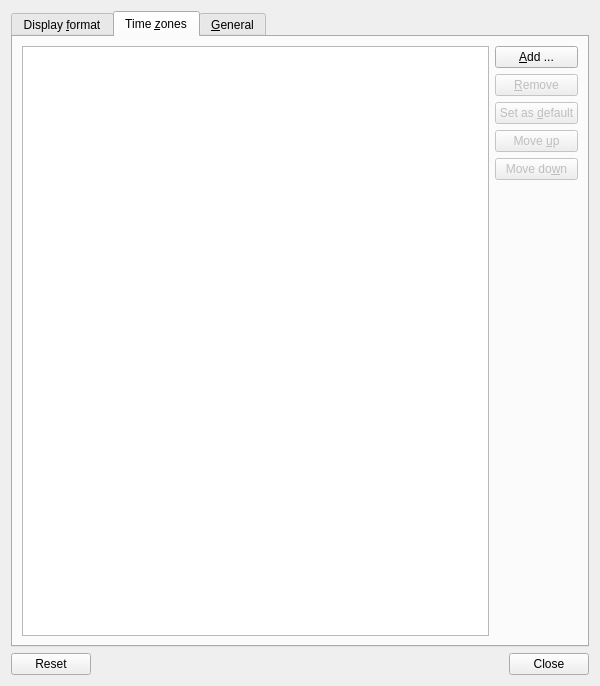
lxqt/lxqt-panel, file plugin-worldclock/lxqtworldclockconfiguration.ui: the form before one commit.
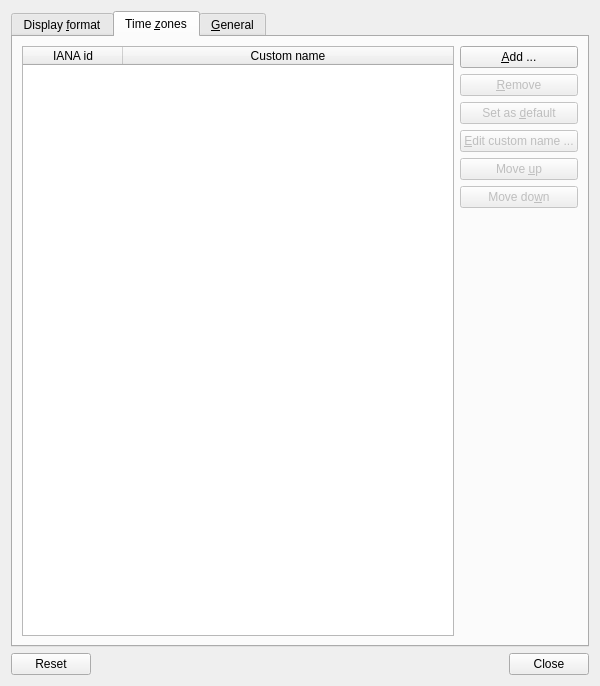
The form after the commit. The open tabs and pages were chosen to show the change.

Commit message: Support custom time zone names (as per request in https://github.com/lxde/lxqt/issues/312#issuecomment-68588776 )

Patch:
```diff
--- a/plugin-worldclock/lxqtworldclockconfiguration.ui
+++ b/plugin-worldclock/lxqtworldclockconfiguration.ui
@@ -399,13 +399,38 @@
       </attribute>
       <layout class="QHBoxLayout" name="_7">
        <item>
-        <widget class="QListWidget" name="timeZonesLW">
+        <widget class="QTableWidget" name="timeZonesTW">
+         <property name="editTriggers">
+          <set>QAbstractItemView::NoEditTriggers</set>
+         </property>
          <property name="alternatingRowColors">
           <bool>true</bool>
          </property>
          <property name="selectionMode">
           <enum>QAbstractItemView::ExtendedSelection</enum>
          </property>
+         <property name="selectionBehavior">
+          <enum>QAbstractItemView::SelectRows</enum>
+         </property>
+         <property name="columnCount">
+          <number>2</number>
+         </property>
+         <attribute name="horizontalHeaderStretchLastSection">
+          <bool>true</bool>
+         </attribute>
+         <attribute name="verticalHeaderVisible">
+          <bool>false</bool>
+         </attribute>
+         <column>
+          <property name="text">
+           <string>IANA id</string>
+          </property>
+         </column>
+         <column>
+          <property name="text">
+           <string>Custom name</string>
+          </property>
+         </column>
         </widget>
        </item>
        <item>
@@ -437,6 +462,16 @@
            </property>
           </widget>
          </item>
+         <item>
+          <widget class="QPushButton" name="editCustomNamePB">
+           <property name="enabled">
+            <bool>false</bool>
+           </property>
+           <property name="text">
+            <string>&amp;Edit custom name ...</string>
+           </property>
+          </widget>
+         </item>
          <item>
           <widget class="QPushButton" name="moveUpPB">
            <property name="enabled">
```
Left out of the diff: 24 changed lines with no effect on the pictures. The commit also changes 5 other files.
